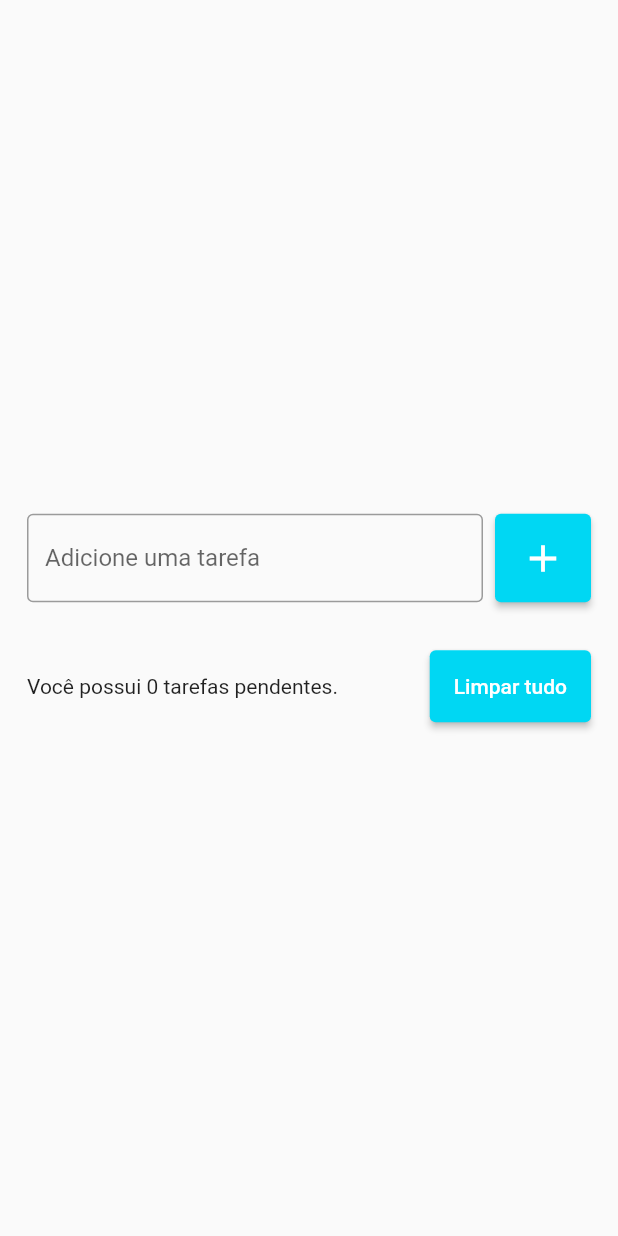
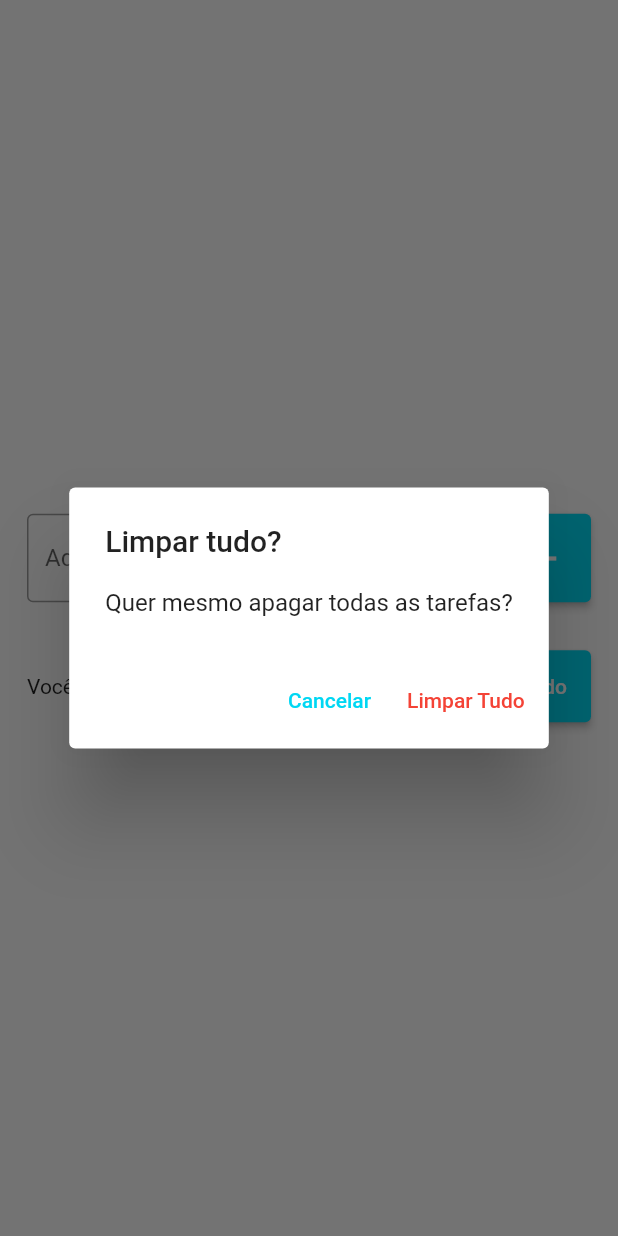
Before and after one commit to AlexandreFerreira97/todo_list, a Flutter app: the screen it shows after launch, after a tap on "Limpar tudo", on a phone screen of 412 x 824 dp. Run offline on Flutter 3.47's test engine with Material 2 defaults, Android fonts, the phone set to English and light mode, and no system bars; our stand-ins replace flutter_slidable.

Commit message:
Update todo_list_page.dart

```diff
--- a/lib/pages/todo_list_page.dart
+++ b/lib/pages/todo_list_page.dart
@@ -85,7 +85,7 @@ class _TodoListPageState extends State<TodoListPage> {
                     ),
                     const SizedBox(width: 8),
                     ElevatedButton(
-                      onPressed: () {},
+                      onPressed: showDeleteConfirmTodo,
                       style: ElevatedButton.styleFrom(
                         primary: const Color(0xff00d7f3),
                         padding: const EdgeInsets.all(16),
@@ -111,10 +111,11 @@ class _TodoListPageState extends State<TodoListPage> {
     });
 
     ScaffoldMessenger.of(context).clearSnackBars();
-    ScaffoldMessenger.of(context).showSnackBar(
-      SnackBar(
-        content: Text('Tarefa ${todo.title} foi removida com sucesso!',
-        style: const TextStyle(color: Color(0xff060708),
+    ScaffoldMessenger.of(context).showSnackBar(SnackBar(
+      content: Text(
+        'Tarefa ${todo.title} foi removida com sucesso!',
+        style: const TextStyle(
+          color: Color(0xff060708),
         ),
       ),
       backgroundColor: Colors.white,
@@ -128,7 +129,28 @@ class _TodoListPageState extends State<TodoListPage> {
         },
       ),
       duration: const Duration(seconds: 5),
-      )
+    ));
+  }
+
+  void showDeleteConfirmTodo() {
+    showDialog(
+      context: context,
+      builder: (context) => AlertDialog(
+        title: const Text('Limpar tudo?'),
+        content: const Text('Quer mesmo apagar todas as tarefas?'),
+        actions: [
+          TextButton(
+            onPressed: () {},
+            style: TextButton.styleFrom(primary: const Color(0xff00d7f3)),
+            child: const Text('Cancelar'),
+          ),
+          TextButton(
+            onPressed: () {},
+            style: TextButton.styleFrom(primary: Colors.red),
+            child: const Text('Limpar Tudo'),
+          ),
+        ],
+      ),
     );
   }
 }
```
Lines whose indentation alone changed are shown as unchanged.
